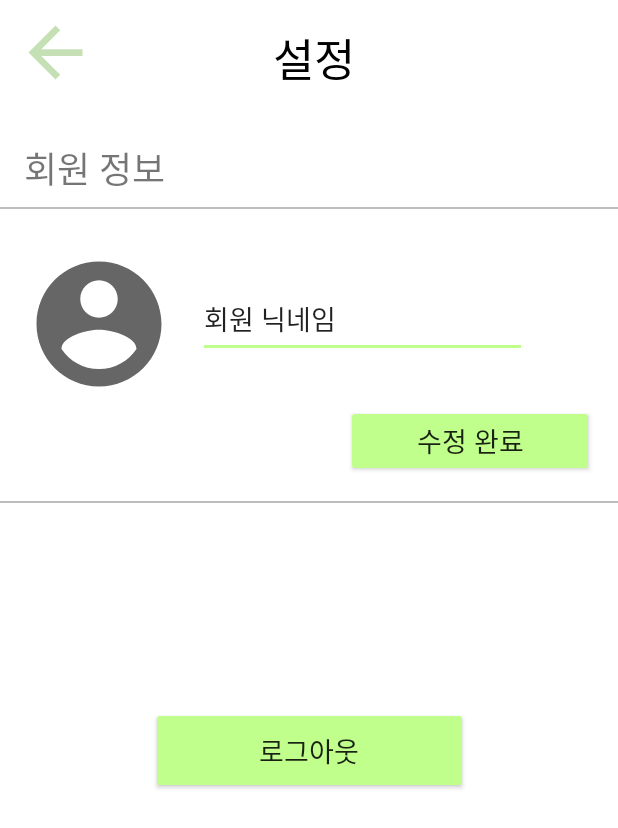
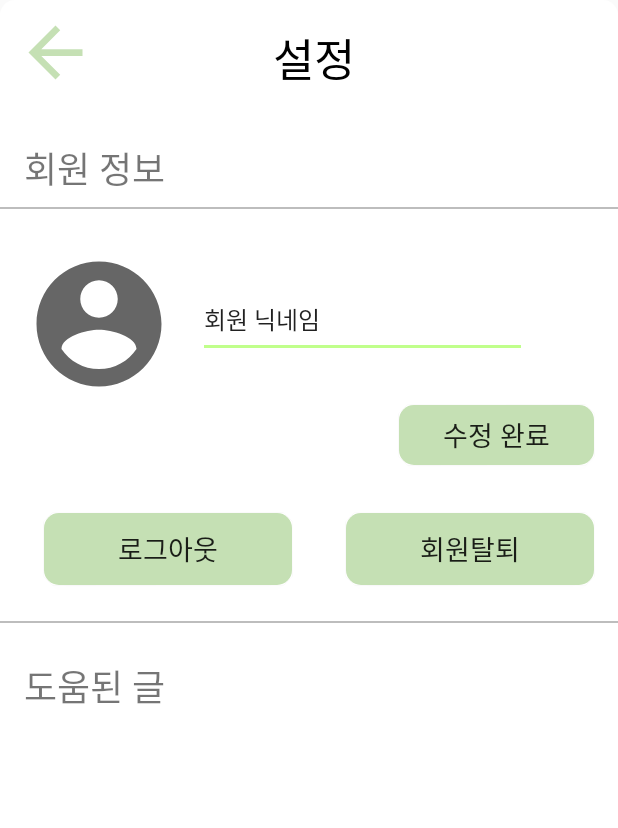
Before and after one commit to julianne03/Dongji, an Android app: the SetupActivity screen opened directly, with no data from a screen before it, on a phone screen of 412 x 824 dp. Shown: the top 828 px of the screen. Run offline under Robolectric (Android 15) with nearby library versions, the phone set to English and light mode, and no system bars; our stand-ins replace Firebase (no records; nobody signed in at launch, a user with empty details on screens opened directly); libraries missing offline, so code that uses them is left out: com.mikhaellopez.circularimageview, com.theartofdev.edmodo; plain views replace CircularImageView; Roboto replaces fonts that are not available here; 4 statements that could not run were skipped.

Commit message:
회원 페이지 디자인 수정 (#18)

```diff
--- a/app/src/main/res/layout/activity_setup.xml
+++ b/app/src/main/res/layout/activity_setup.xml
@@ -4,7 +4,7 @@
     xmlns:tools="http://schemas.android.com/tools"
     android:layout_width="match_parent"
     android:layout_height="match_parent"
-    android:background="#FFFFFF"
+    android:background="@drawable/button_background"
     android:backgroundTint="#FFFFFF"
     tools:context=".SetupActivity">
 
@@ -27,17 +27,18 @@
         android:ems="10"
         android:inputType="textPersonName"
         android:text="회원 닉네임"
-        android:textSize="18sp"
+        android:textSize="16sp"
         app:layout_constraintStart_toEndOf="@+id/user_image"
         app:layout_constraintTop_toBottomOf="@+id/divider" />
 
     <Button
         android:id="@+id/complete_btn"
-        android:layout_width="165dp"
-        android:layout_height="48dp"
+        android:layout_width="130dp"
+        android:layout_height="40dp"
         android:layout_marginTop="4dp"
         android:layout_marginEnd="16dp"
-        android:backgroundTint="@color/colorAccent"
+        android:background="@drawable/button_background"
+        android:backgroundTint="#C5E0B4"
         android:text="수정 완료"
         android:textSize="18sp"
         app:layout_constraintEnd_toEndOf="parent"
@@ -45,17 +46,20 @@
 
     <Button
         android:id="@+id/logout_btn"
-        android:layout_width="211dp"
-        android:layout_height="58dp"
-        android:layout_marginTop="136dp"
-        android:backgroundTint="@color/colorAccent"
+        android:layout_width="165dp"
+        android:layout_height="48dp"
+        android:layout_marginStart="24dp"
+        android:layout_marginTop="32dp"
+        android:background="@drawable/button_background"
+        android:backgroundTint="#C5E0B4"
         android:text="로그아웃"
         android:textSize="18sp"
-        app:layout_constraintEnd_toEndOf="parent"
+        app:layout_constraintEnd_toStartOf="@+id/user_out"
+        app:layout_constraintHorizontal_bias="0.13"
         app:layout_constraintStart_toStartOf="parent"
-        app:layout_constraintTop_toBottomOf="@+id/divider3" />
+        app:layout_constraintTop_toBottomOf="@+id/complete_btn" />
 
-    <TextView
+    <kr.hs.emirim.s2019w28.dongji.NaumBarunGothicBold
         android:id="@+id/textView29"
         android:layout_width="wrap_content"
         android:layout_height="wrap_content"
@@ -80,7 +84,7 @@
         app:srcCompat="@drawable/abc_vector_test"
         app:tint="#c5e0b4" />
 
-    <TextView
+    <kr.hs.emirim.s2019w28.dongji.NaumBarunGothic
         android:id="@+id/textView30"
         android:layout_width="wrap_content"
         android:layout_height="wrap_content"
@@ -90,6 +94,17 @@
         android:textSize="24sp"
         app:layout_constraintStart_toStartOf="parent"
         app:layout_constraintTop_toBottomOf="@+id/set_up_back_btn" />
+
+    <kr.hs.emirim.s2019w28.dongji.NaumBarunGothic
+        android:id="@+id/textView52"
+        android:layout_width="wrap_content"
+        android:layout_height="wrap_content"
+        android:layout_marginStart="16dp"
+        android:layout_marginTop="24dp"
+        android:text="도움된 글"
+        android:textSize="24sp"
+        app:layout_constraintStart_toStartOf="parent"
+        app:layout_constraintTop_toBottomOf="@+id/divider3" />
 
     <View
         android:id="@+id/divider"
@@ -106,11 +121,33 @@
         android:id="@+id/divider3"
         android:layout_width="match_parent"
         android:layout_height="1dp"
-        android:layout_marginTop="204dp"
+        android:layout_marginTop="284dp"
         android:background="#BDBDBD"
         app:layout_constraintEnd_toEndOf="parent"
         app:layout_constraintHorizontal_bias="0.0"
         app:layout_constraintStart_toStartOf="parent"
         app:layout_constraintTop_toBottomOf="@+id/textView30" />
 
+    <Button
+        android:id="@+id/user_out"
+        android:layout_width="165dp"
+        android:layout_height="48dp"
+        android:layout_marginTop="32dp"
+        android:layout_marginEnd="16dp"
+        android:background="@drawable/button_background"
+        android:text="회원탈퇴"
+        android:textSize="18sp"
+        app:layout_constraintEnd_toEndOf="parent"
+        app:layout_constraintTop_toBottomOf="@+id/complete_btn" />
+
+    <androidx.recyclerview.widget.RecyclerView
+        android:id="@+id/helpful_post_list_view"
+        android:layout_width="0dp"
+        android:layout_height="0dp"
+        android:layout_marginTop="16dp"
+        app:layout_constraintBottom_toBottomOf="parent"
+        app:layout_constraintEnd_toEndOf="parent"
+        app:layout_constraintStart_toStartOf="parent"
+        app:layout_constraintTop_toBottomOf="@+id/textView52" />
+
 </androidx.constraintlayout.widget.ConstraintLayout>
```
